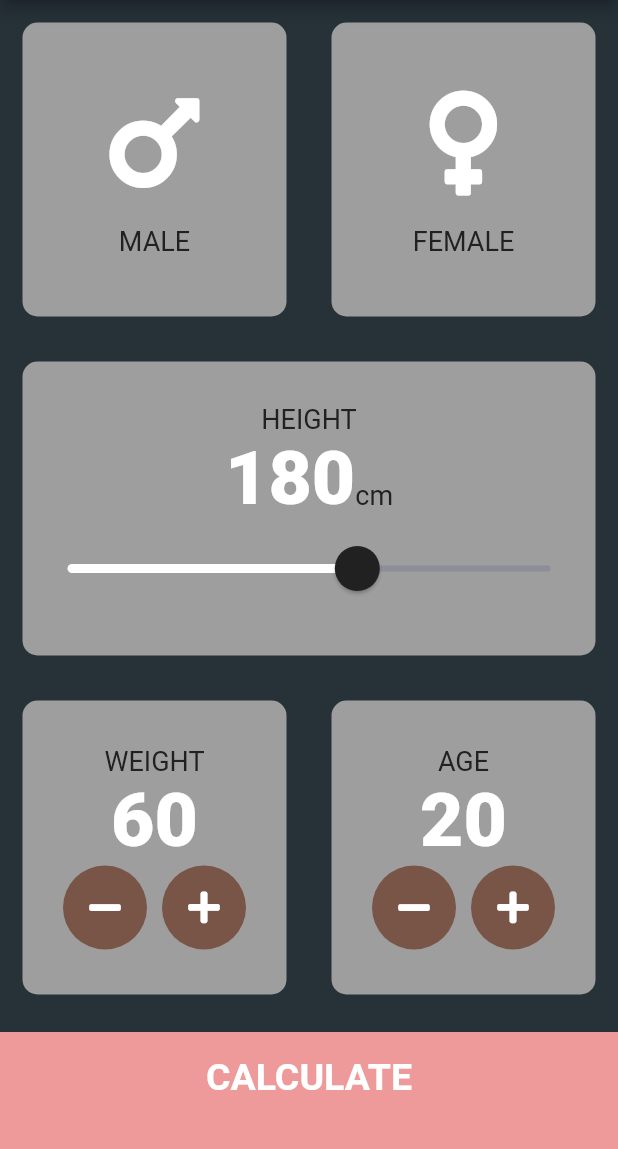
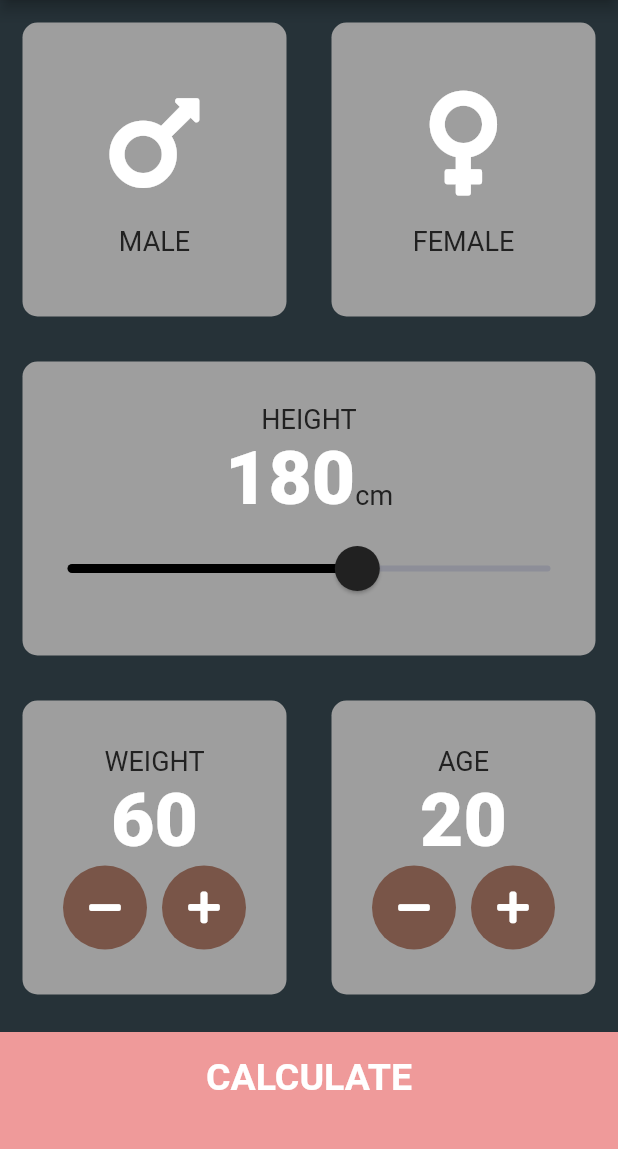
Before and after one commit to OxamaHxn/BMI-Calculator-Flutter-, a Flutter app: the screen it shows after launch, on a phone screen of 412 x 824 dp, the part 84-1233 px from its top. Run offline on Flutter 3.47's test engine with Material 2 defaults, Android fonts, the phone set to English and light mode, and no system bars; our stand-ins replace font_awesome_flutter.

Commit message:
track line customization

```diff
--- a/lib/screens/input_page.dart
+++ b/lib/screens/input_page.dart
@@ -98,7 +98,7 @@ class _InputPageState extends State<InputPage> {
                   SliderTheme(
                     data: SliderTheme.of(context).copyWith(
                       inactiveTrackColor: Color(0xFF8D8E98),
-                      activeTrackColor: Colors.white,
+                      activeTrackColor: Colors.black,
                       thumbColor: Color(0xFF212121),
                       overlayColor: Color(0x29EB1555),
                       thumbShape:
```
